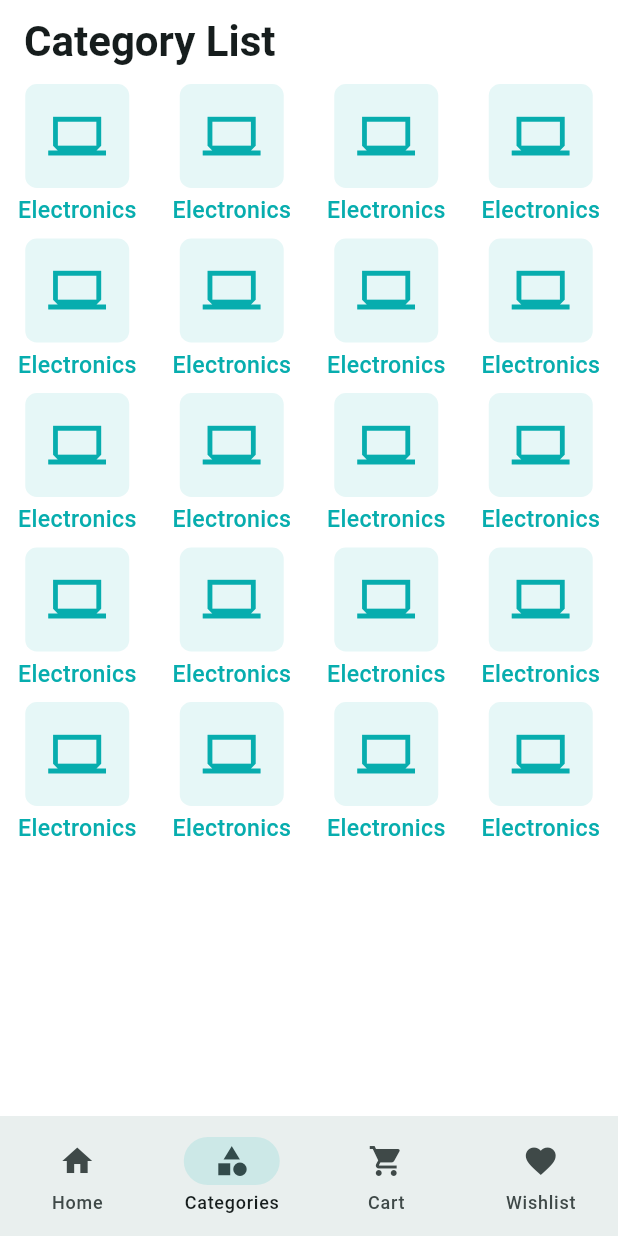
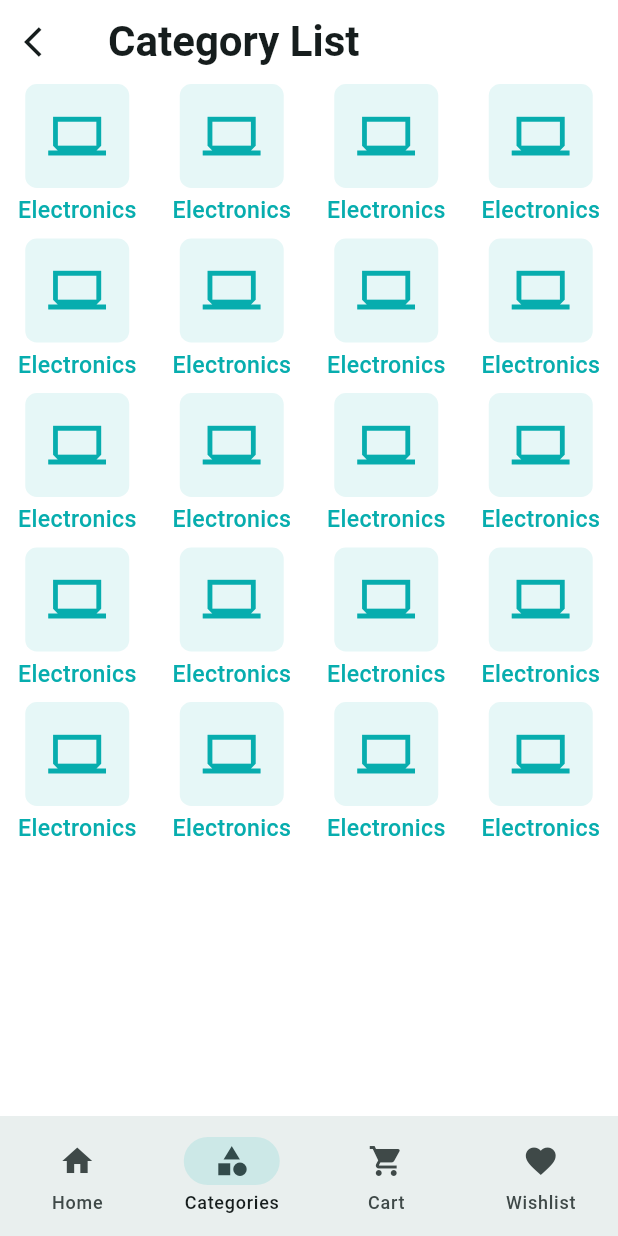
Before and after one commit to 73-sk-nahid/ecommerz, a Flutter app: the screen it shows after launch, item 2 of the bottom bar chosen, on a phone screen of 412 x 824 dp. Run offline on Flutter 3.47's test engine with Material 3 defaults, Android fonts, the phone set to English and light mode, and no system bars; our stand-ins replace carousel_slider, flutter_svg, get, pin_code_fields.

Commit message:
update category list

```diff
--- a/lib/features/category/ui/screens/category_list_screen.dart
+++ b/lib/features/category/ui/screens/category_list_screen.dart
@@ -1,5 +1,7 @@
+import 'package:ecommerz/features/common/ui/controllers/main_bottom_nav_controller.dart';
 import 'package:ecommerz/features/common/ui/widgets/category_item_widget.dart';
 import 'package:flutter/material.dart';
+import 'package:get/get.dart';
 
 class CategoryListScreen extends StatelessWidget {
   const CategoryListScreen({super.key});
@@ -10,7 +12,13 @@ class CategoryListScreen extends StatelessWidget {
   Widget build(BuildContext context) {
     return Scaffold(
       appBar: AppBar(
-        title: Text('Category List'),
+        title: const Text('Category List'),
+        leading: IconButton(
+          onPressed: (){
+            Get.find<MainBottomNavController>().backToHome();
+          },
+          icon: const Icon(Icons.arrow_back_ios),
+        ),
       ),
       body: GridView.builder(
         itemCount: 20,
```
Also changed, not shown: lib/features/common/ui/controllers/main_bottom_nav_controller.dart (+8 -0 lines), lib/features/home/ui/screens/home_screen.dart (+7 -1 lines).
